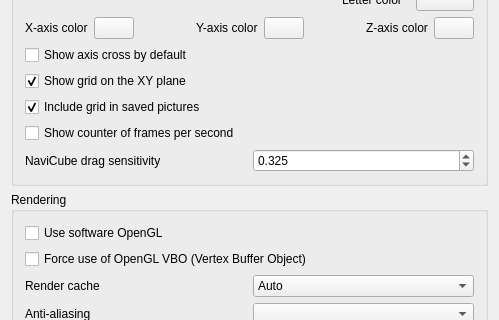
Before: the Qt Designer form src/Gui/PreferencePages/DlgSettings3DView.ui in otherworld-dev/FuCadUp, drawn with Qt 5; both pictures show x 0 to 499 and y 82 to 402 of the 499 by 708 pixel window.
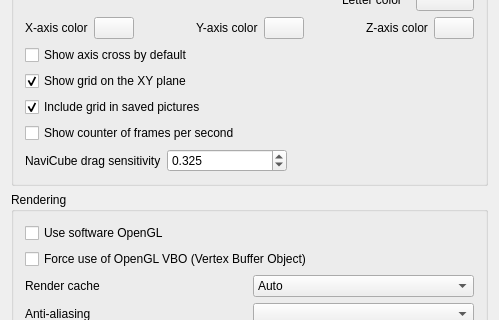
After: the same form once the commit is applied. Custom widgets are drawn as their Qt base class.

Diff of the .ui file:
```diff
--- a/src/Gui/PreferencePages/DlgSettings3DView.ui
+++ b/src/Gui/PreferencePages/DlgSettings3DView.ui
@@ -350,6 +350,19 @@
           </property>
          </widget>
         </item>
+        <item>
+         <spacer name="horizontalSpacerNaviCubeDragSensitivity">
+          <property name="orientation">
+           <enum>Qt::Orientation::Horizontal</enum>
+          </property>
+          <property name="sizeHint" stdset="0">
+           <size>
+            <width>40</width>
+            <height>20</height>
+           </size>
+          </property>
+         </spacer>
+        </item>
        </layout>
       </item>
      </layout>
```
